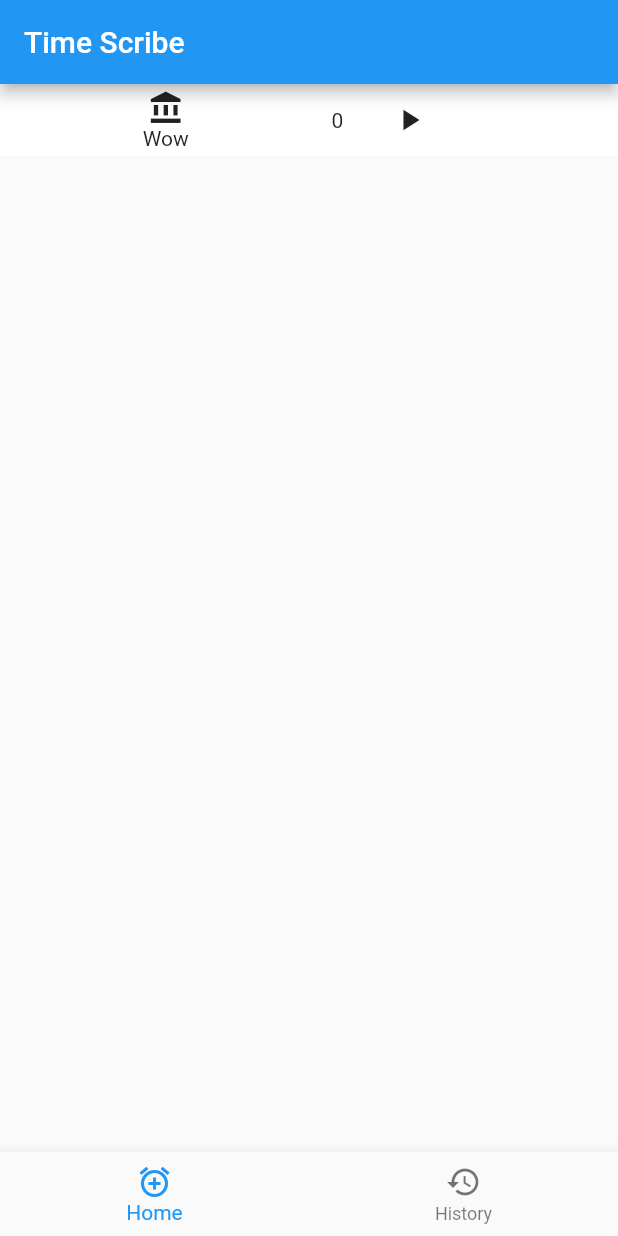
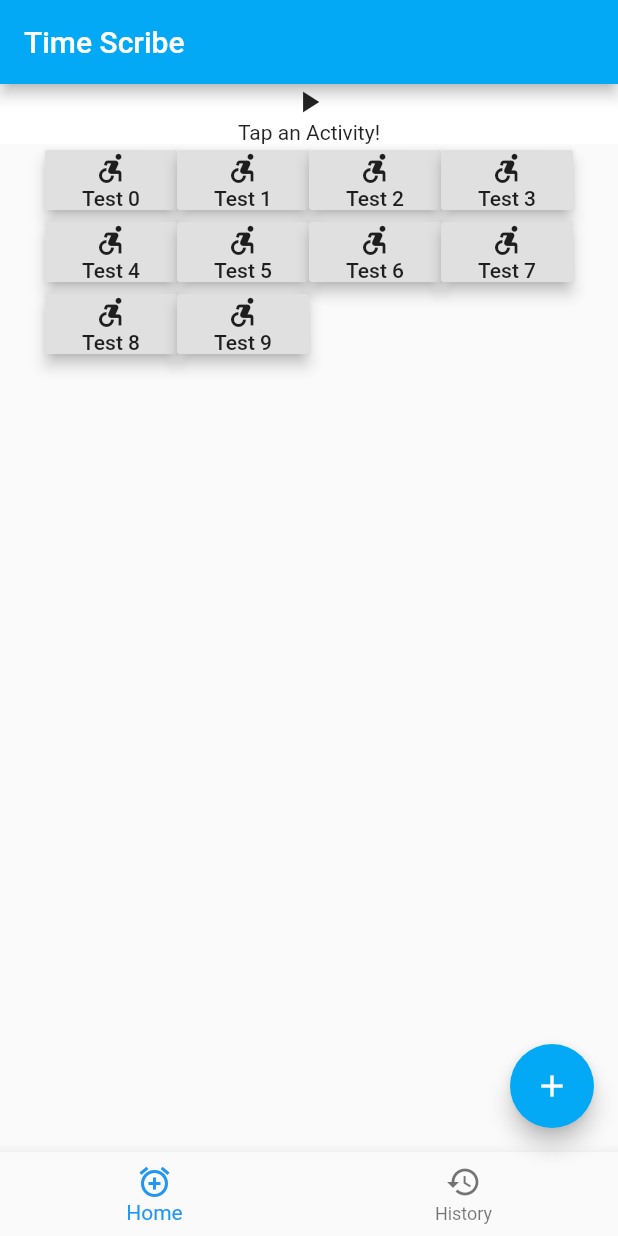
Before and after one commit to HarryAWoodworth/TimeScribe, a Flutter app: the screen it shows after launch, on a phone screen of 412 x 824 dp. Run offline on Flutter 3.47's test engine with Material 2 defaults, Android fonts, the phone set to English and light mode, and no system bars.

Commit message:
Add Home Screen

```diff
--- a/lib/home_body_widget.dart
+++ b/lib/home_body_widget.dart
@@ -6,47 +6,113 @@ class HomeBodyWidget extends StatefulWidget {
 }
 
 class HomeBodyWidgetState extends State<HomeBodyWidget> {
+  String _currActName = null;
+  Icon _currActIcon = null;
+  TimerService timerService = null;
+  bool _activeActivity = false;
 
   @override
   Widget build(BuildContext context) {
-    var timerService = TimerService.of(context);
+    timerService = TimerService.of(context);
     return Column(
       children: <Widget>[
-        Container( // Top row containing stopwatch
+        // Top row containing stopwatch
+        Container(
           color: Colors.white,
-          child: Row(
+          child: _activeActivity
+              ? Row(
                   mainAxisAlignment: MainAxisAlignment.spaceEvenly,
-            children: <Widget> [
+                  children: <Widget>[
                     Column(
-                children: <Widget> [
-                  Icon(
-                   Icons.account_balance,
-                   color: Colors.black87,
-                  ),
-                  Text('Wow'),
+                      children: <Widget>[
+                        _currActIcon == null
+                            ? Icon(Icons.play_arrow)
+                            : _currActIcon,
+                        _currActName == null
+                            ? Text("Tap an Activity!")
+                            : Text(_currActName),
                       ],
                     ),
                     AnimatedBuilder(
                         animation: timerService,
                         builder: (context, child) {
-                  return Row (
+                          return Row(
                             mainAxisAlignment: MainAxisAlignment.spaceEvenly,
-                    children: <Widget> [
+                            children: <Widget>[
                               Text('${timerService.currentDuration.inSeconds}'),
                               FlatButton(
                                 color: Colors.white,
-                        onPressed: !timerService.isRunning ? timerService.start : timerService.stop,
-                        child: Icon(!timerService.isRunning ? Icons.play_arrow : Icons.stop),
+                                onPressed: !timerService.isRunning
+                                    ? timerService.start
+                                    : timerService.stop,
+                                child: Icon(!timerService.isRunning
+                                    ? Icons.play_arrow
+                                    : Icons.stop),
                               ),
                             ],
                           );
-                }
+                        }),
+                  ],
+                )
+              : Row(
+                  mainAxisAlignment: MainAxisAlignment.spaceEvenly,
+                  children: <Widget>[
+                    Column(
+                      children: <Widget>[
+                        _currActIcon == null
+                            ? Icon(Icons.play_arrow)
+                            : _currActIcon,
+                        _currActName == null
+                            ? Text("Tap an Activity!")
+                            : Text(_currActName),
+                      ],
                     ),
                   ],
                 ),
+        ),
+
+        // Grid of activities
+        Wrap(
+          children: gridView(),
         ),
       ],
     );
   }
 
+  List<Widget> gridView() {
+    // Loop through saved data and construct RaisedButtons
+    List<Widget> retList = new List<Widget>();
+    for (var i = 0; i < 10; i++) {
+      retList.add(newButton(new Icon(Icons.accessible_forward), "Test $i"));
     }
+    return retList;
+  }
+
+  Widget newButton(Icon icon, String name) {
+    return new RaisedButton(
+      child: Column(
+        children: <Widget>[
+          icon,
+          Text(name),
+        ],
+      ),
+      elevation: 4.0,
+      splashColor: Colors.lightBlue,
+      onPressed: () {
+        _changeActivity(icon, name);
+      },
+    );
+  }
+
+  void _changeActivity(Icon icon, String name) {
+    setState(() {
+      _currActIcon = icon;
+      _currActName = name;
+      _activeActivity = true;
+    });
+    // End timer
+    // Save timer time to whatever data holder
+  }
+}
+
+// String array of names so no name duplicates
--- a/lib/home_widget.dart
+++ b/lib/home_widget.dart
@@ -10,10 +10,13 @@ class _HomePageState extends State<HomePage> {
 
   // Current tab index
   int _currentIndex = 0;
+  static HomeBodyWidget _homeBodyWidget = new HomeBodyWidget();
+  static HistoryBodyWidget _historyBodyWidget = new HistoryBodyWidget(Colors.lightBlue);
+
   // Widgets we want to render based on the tab (2D Array)
   final List<Widget> _children = [
-    HomeBodyWidget(), // home_body_widget.dart
-    HistoryBodyWidget(Colors.amber), // History_body_widget.dart
+    _homeBodyWidget, // home_body_widget.dart
+    _historyBodyWidget, // History_body_widget.dart
   ];
 
   // Set _currentIndex to index tapped in bottom nav bar
@@ -27,10 +30,18 @@ class _HomePageState extends State<HomePage> {
   Widget build(BuildContext context) {
     return Scaffold (
       appBar: AppBar(
+          backgroundColor: Colors.lightBlue,
           title: Text('Time Scribe')
       ),
       // Body is the children being rendered based on selected tab
       body: _children[_currentIndex],
+      floatingActionButton: _currentIndex == 0 ? FloatingActionButton(
+        onPressed: () {
+          // Open Dialogue to add an activity
+        },
+        backgroundColor: Colors.lightBlue,
+        child: Icon(Icons.add),
+      ) : SizedBox.shrink(),
       bottomNavigationBar: BottomNavigationBar(
         onTap: onTabTapped,
         // the index of the active tab
--- a/pubspec.yaml
+++ b/pubspec.yaml
@@ -19,6 +19,7 @@ environment:
 dependencies:
   flutter:
     sdk: flutter
+  rflutter_alert: ^1.0.2
 
   # The following adds the Cupertino Icons font to your application.
   # Use with the CupertinoIcons class for iOS style icons.
```
Also changed, not shown: pubspec.lock. Lines whose indentation alone changed are shown as unchanged.
